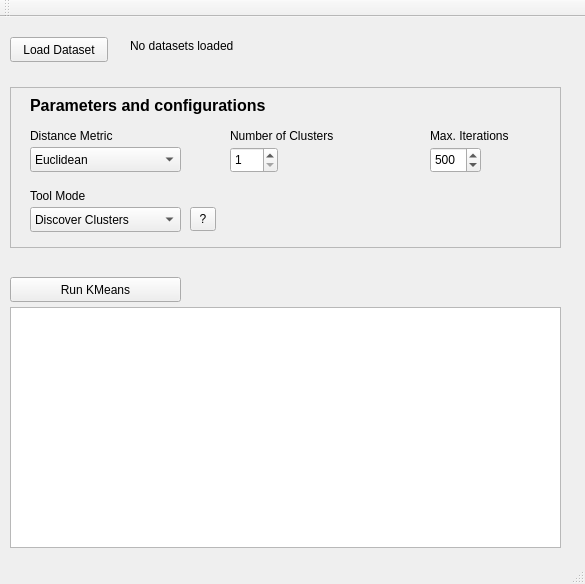
Above: mainwindow.ui from alfonsoromanz/KMeansTool before the change. Below: the same form after it.
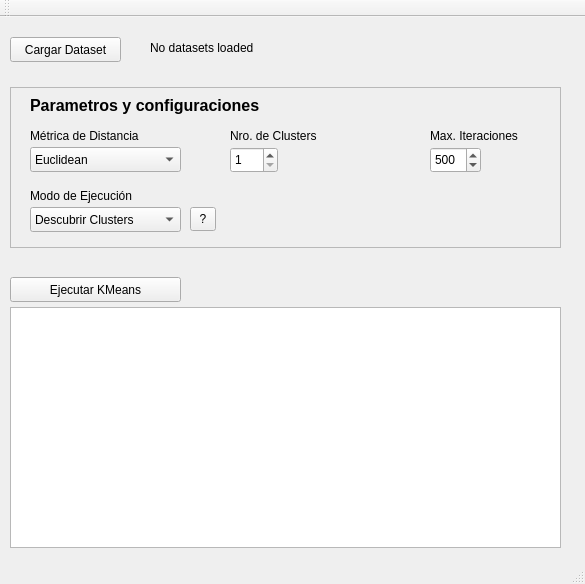
That is the form after the change.

Commit message: Spanish translation

What changed in the file:
```diff
--- a/mainwindow.ui
+++ b/mainwindow.ui
@@ -34,7 +34,7 @@
      </rect>
     </property>
     <property name="text">
-     <string>Run KMeans</string>
+     <string>Ejecutar KMeans</string>
     </property>
    </widget>
    <widget class="QFrame" name="frame">
@@ -76,12 +76,12 @@
       <rect>
        <x>420</x>
        <y>40</y>
-       <width>101</width>
+       <width>111</width>
        <height>17</height>
       </rect>
      </property>
      <property name="text">
-      <string>Max. Iterations</string>
+      <string>Max. Iteraciones</string>
      </property>
     </widget>
     <widget class="QComboBox" name="modeBox">
@@ -95,7 +95,7 @@
      </property>
      <item>
       <property name="text">
-       <string>Discover Clusters</string>
+       <string>Descubrir Clusters</string>
       </property>
      </item>
      <item>
@@ -109,12 +109,12 @@
       <rect>
        <x>20</x>
        <y>40</y>
-       <width>111</width>
+       <width>151</width>
        <height>17</height>
       </rect>
      </property>
      <property name="text">
-      <string>Distance Metric</string>
+      <string>Métrica de Distancia</string>
      </property>
     </widget>
     <widget class="QToolButton" name="toolButton">
@@ -135,12 +135,12 @@
       <rect>
        <x>20</x>
        <y>100</y>
-       <width>81</width>
+       <width>131</width>
        <height>17</height>
       </rect>
      </property>
      <property name="text">
-      <string>Tool Mode</string>
+      <string>Modo de Ejecución</string>
      </property>
     </widget>
     <widget class="QSpinBox" name="maxIterationsBox">
@@ -197,7 +197,7 @@
       </rect>
      </property>
      <property name="text">
-      <string>Number of Clusters</string>
+      <string>Nro. de Clusters</string>
      </property>
     </widget>
     <widget class="QLabel" name="label_5">
@@ -217,7 +217,7 @@
       </font>
      </property>
      <property name="text">
-      <string>Parameters and configurations</string>
+      <string>Parametros y configuraciones</string>
      </property>
     </widget>
     <zorder>clustersBox</zorder>
@@ -237,21 +237,21 @@
      <rect>
       <x>10</x>
       <y>20</y>
-      <width>98</width>
+      <width>111</width>
       <height>25</height>
      </rect>
     </property>
     <property name="text">
-     <string>Load Dataset</string>
+     <string>Cargar Dataset</string>
     </property>
    </widget>
    <widget class="QLabel" name="datasetLabel">
     <property name="geometry">
      <rect>
-      <x>130</x>
+      <x>150</x>
       <y>20</y>
       <width>341</width>
-      <height>17</height>
+      <height>21</height>
      </rect>
     </property>
     <property name="text">
```
Left out of the diff: 2 changed lines with no effect on the pictures.
